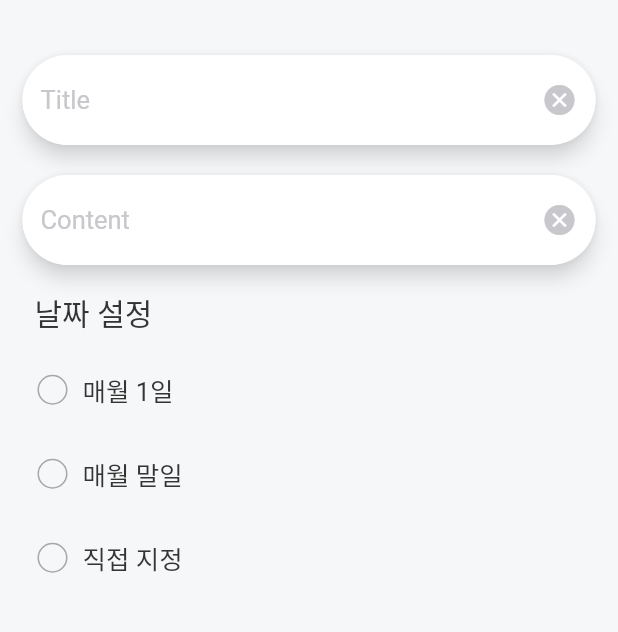
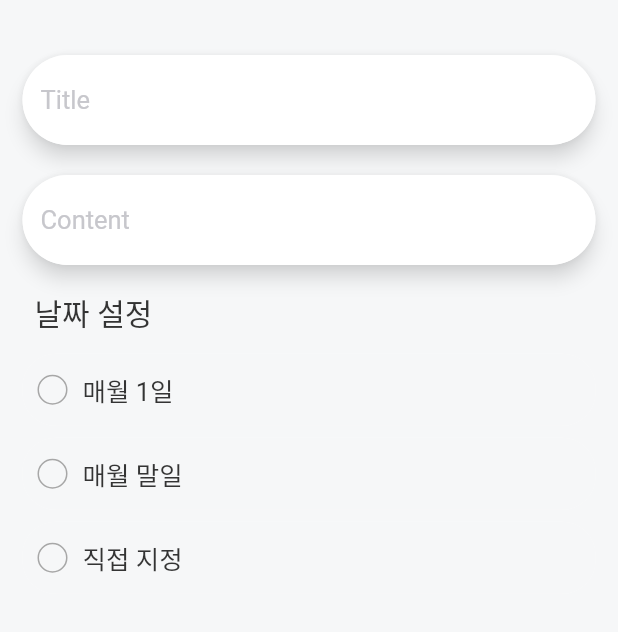
Before and after one commit to MinyeongHong/MonthlyAlarm, a Flutter app: the screen it shows after launch, after a tap on the "add" icon, on a phone screen of 412 x 824 dp, the part 59-691 px from its top. Run offline on Flutter 3.47's test engine with Material 2 defaults, Android fonts, the phone set to English and light mode, and no system bars; our stand-ins replace equatable, flutter_local_notifications, flutter_riverpod, get_it, hive, hive_flutter; accounts and stored records are empty; generated files the repository leaves out were written again; Roboto replaces fonts that are missing (AppleSDGothicNeo).

```diff
--- a/lib/data/alarm.dart
+++ b/lib/data/alarm.dart
@@ -20,7 +20,7 @@ class Alarm extends HiveObject {
   String? content;
 
   @HiveField(4)
-  TimeOfDay time;
+  DateTime? time;
 
   @HiveField(5)
   final DateTime createdAt;
@@ -45,7 +45,7 @@ class Alarm extends HiveObject {
     this.title,
     this.isOn = false,
     this.content,
-    this.time = const TimeOfDay(hour: 0,minute: 0),
+    this.time,
     required this.createdAt,
     this.updatedAt,
     required this.date,
@@ -59,7 +59,7 @@ class Alarm extends HiveObject {
           String? title,
           bool? isOn,
           String? content,
-          TimeOfDay? time,
+          DateTime? time,
           DateTime? createdAt,
           DateTime? updatedAt,
           int? date,
--- /dev/null
+++ b/lib/di.dart
@@ -0,0 +1,16 @@
+import 'package:get_it/get_it.dart';
+import 'package:monthly_alarm_app/repository/alarm_repository.dart';
+import 'package:monthly_alarm_app/usecase/create_alarm.dart';
+import 'package:monthly_alarm_app/usecase/delete_alarm.dart';
+import 'package:monthly_alarm_app/usecase/update_alarm.dart';
+
+final GetIt getIt = GetIt.instance;
+
+void setupGetIt() {
+  getIt.registerSingleton<AlarmRepository>(AlarmRepository());
+
+  getIt.registerSingleton<CreateAlarm>(CreateAlarm(getIt.get<AlarmRepository>()));
+  getIt.registerSingleton<DeleteAlarm>(DeleteAlarm(getIt.get<AlarmRepository>()));
+  getIt.registerSingleton<UpdateAlarm>(UpdateAlarm(getIt.get<AlarmRepository>()));
+
+}
--- a/lib/main.dart
+++ b/lib/main.dart
@@ -5,12 +5,13 @@ import 'package:monthly_alarm_app/provider/alarm_list_provider.dart';
 import 'package:monthly_alarm_app/provider/user_provider.dart';
 import 'package:monthly_alarm_app/repository/local_notification.dart';
 import 'package:monthly_alarm_app/string.dart';
-import 'package:monthly_alarm_app/ui/alarm_list.dart';
+import 'package:monthly_alarm_app/ui/alarm_list_screen.dart';
 import 'package:provider/provider.dart';
 import 'package:hive_flutter/hive_flutter.dart';
 
 import 'app_theme.dart';
 import 'data/alarm.dart';
+import 'di.dart';
 
 void main() async {
   await Hive.initFlutter();
@@ -20,6 +21,7 @@ void main() async {
   await Hive.openBox<Alarm>(strAlarm);
 
   LocalNotification.initialize();
+  setupGetIt();
 
   runApp(
     const ProviderScope(
@@ -33,6 +35,7 @@ class MyApp extends StatelessWidget {
 
   @override
   Widget build(BuildContext context) {
+
     LocalNotification.requestPermission();
     return ValueListenableBuilder<Box>(
         valueListenable: Hive.box(strAppMode).listenable(),
--- a/lib/provider/alarm_detail_provider.dart
+++ b/lib/provider/alarm_detail_provider.dart
@@ -1,19 +1,30 @@
 import 'package:flutter/material.dart';
 import 'package:flutter_riverpod/flutter_riverpod.dart';
+import 'package:get_it/get_it.dart';
 import 'package:monthly_alarm_app/repository/alarm_repository.dart';
+import 'package:monthly_alarm_app/usecase/create_alarm.dart';
 
 import '../data/alarm.dart';
-import '../ui/add_alarm.dart';
+import '../ui/add_alarm_screen.dart';
+import '../usecase/update_alarm.dart';
 
 final alarmDetailProvider = StateNotifierProvider<AlarmDetailViewModel, Alarm>(
-        (ref) => AlarmDetailViewModel());
+    (ref) => AlarmDetailViewModel());
 
 class AlarmDetailViewModel extends StateNotifier<Alarm> {
   AlarmDetailViewModel()
       : super(Alarm(
-      alarmId: '', createdAt: DateTime.now(), date: DateTime.now().day));
+          alarmId: '',
+          createdAt: DateTime.now(),
+          date: DateTime.now().day,
+          isOn: true,
+          time: DateTime(DateTime.now().year, DateTime.now().month,
+              DateTime.now().day, 0, 0, 0),
+        ));
 
   AlarmDate? dateType;
+  CreateAlarm createAlarm = GetIt.I.get();
+  UpdateAlarm updateAlarm = GetIt.I.get();
 
   dayBeforeOneDayOn() {
     state = state.copyWith(bfOneDayOn: !state.bfOneDayOn);
@@ -31,15 +42,20 @@ class AlarmDetailViewModel extends StateNotifier<Alarm> {
     state = state.copyWith(date: newDate);
   }
 
-  void selectTime(TimeOfDay newTime) {
+  void selectTime(DateTime newTime) {
     state = state.copyWith(time: newTime);
   }
 
-  void saveText([String title = 'title', String content = 'content']) {
+  Future<void> saveText(
+      [String title = 'title', String content = 'content']) async {
     state = state.copyWith(title: title, content: content);
   }
 
-  void saveAlarm() {
-    AlarmRepository().create(state);
+  Future<void> save() async {
+    await createAlarm.call(state);
+  }
+
+  Future<void> update() async {
+    await updateAlarm.call(state);
   }
 }
--- a/lib/provider/alarm_list_provider.dart
+++ b/lib/provider/alarm_list_provider.dart
@@ -10,8 +10,8 @@ class AlarmListNotifier extends StateNotifier<List<Alarm>> {
   AlarmListNotifier([List<Alarm>? initialAlarm]) : super(initialAlarm ?? []);
 
   void update() {
-    var newData = AlarmRepository().readAll();
-    state = newData;
+    // var newData = AlarmRepository().readAll();
+    // state = newData;
   }
 
   void delete(String id) {
--- a/lib/ui/add_alarm.dart
+++ b/lib/ui/add_alarm_screen.dart
@@ -43,12 +43,13 @@ class AddAlarmScreen extends ConsumerWidget {
           elevation: 0.0,
           actions: [
             IconButton(
-              icon: Icon(
+              icon: const Icon(
                 Icons.check,
                 color: AppTheme.accentBlue,
               ),
-              onPressed: () {
-                print(alarm);
+              onPressed: () async {
+                await vm.saveText(titleController.text,contentController.text);
+                await vm.save();
               },
             )
           ]),
@@ -61,18 +62,18 @@ class AddAlarmScreen extends ConsumerWidget {
               controller: titleController,
               hintText: 'Title',
             ),
-            SizedBox(
+            const SizedBox(
               height: 20,
             ),
             CustomTextField(
               controller: contentController,
               hintText: 'Content',
             ),
-            Spacer(
+            const Spacer(
               flex: 1,
             ),
-            Padding(
-              padding: const EdgeInsets.all(8.0),
+            const Padding(
+              padding: EdgeInsets.all(8.0),
               child: Text(
                 '날짜 설정',
                 style: AppTheme.title1,
@@ -115,22 +116,22 @@ class AddAlarmScreen extends ConsumerWidget {
               isCustom: true,
               day: alarm.date,
             ),
-            Spacer(
+            const Spacer(
               flex: 1,
             ),
-            Padding(
-              padding: const EdgeInsets.all(8.0),
+            const Padding(
+              padding: EdgeInsets.all(8.0),
               child: Text(
                 '시간 설정',
                 style: AppTheme.title1,
               ),
             ),
             TimePicker(vm:vm),
-            Spacer(
+            const Spacer(
               flex: 1,
             ),
-            Padding(
-              padding: const EdgeInsets.all(8.0),
+            const Padding(
+              padding: EdgeInsets.all(8.0),
               child: Text(
                 '미리 알림',
                 style: AppTheme.title1,
@@ -157,7 +158,7 @@ class AddAlarmScreen extends ConsumerWidget {
               isOn: alarm.bfOneWeekOn,
               title: '7일 전 알림',
             ),
-            Spacer(
+            const Spacer(
               flex: 3,
             ),
           ],
--- a/lib/ui/alarm_list.dart
+++ b/lib/ui/alarm_list_screen.dart
@@ -3,7 +3,7 @@ import 'package:flutter/material.dart';
 import 'package:hive_flutter/hive_flutter.dart';
 import 'package:monthly_alarm_app/repository/alarm_repository.dart';
 import 'package:monthly_alarm_app/repository/local_notification.dart';
-import 'package:monthly_alarm_app/ui/add_alarm.dart';
+import 'package:monthly_alarm_app/ui/add_alarm_screen.dart';
 
 import '../app_theme.dart';
 import '../string.dart';
@@ -71,7 +71,6 @@ class _AlarmListScreenState extends State<AlarmListScreen> {
             ElevatedButton(
                 onPressed: () {
                   AlarmRepository().clear();
-                  print(AlarmRepository().readAll().length);
                 },
                 child: Text('click for Hive')),
             ElevatedButton(
--- a/lib/ui/widget/text_edit_field.dart
+++ b/lib/ui/widget/text_edit_field.dart
@@ -38,20 +38,25 @@ class _CustomTextFieldState extends State<CustomTextField> {
         decoration: InputDecoration(
             border: OutlineInputBorder(
                 borderRadius: BorderRadius.circular(42),
-                borderSide: BorderSide(width: 0.0, color: Colors.transparent)),
+                borderSide: const BorderSide(width: 0.0, color: Colors.transparent)),
             enabledBorder: OutlineInputBorder(
                 borderRadius: BorderRadius.circular(42),
-                borderSide: BorderSide(width: 0.0, color: Colors.transparent)),
+                borderSide: const BorderSide(width: 0.0, color: Colors.transparent)),
             hintText: widget.hintText,
             hintStyle: AppTheme.body1.apply(color: AppTheme.defaultGrey),
             fillColor: AppTheme.white,
             filled: true,
-            suffixIcon: IconButton(
-              icon: Icon(Icons.cancel,color: AppTheme.defaultGrey,),
-              onPressed: () {
-                textController.clear();
-              },
-            )),
+            suffixIcon: textController.text.isNotEmpty
+                ? IconButton(
+                    icon: const Icon(
+                      Icons.cancel,
+                      color: AppTheme.defaultGrey,
+                    ),
+                    onPressed: () {
+                      textController.clear();
+                    },
+                  )
+                : const SizedBox.shrink()),
       ),
     );
   }
--- a/lib/ui/widget/time_picker.dart
+++ b/lib/ui/widget/time_picker.dart
@@ -14,6 +14,7 @@ class TimePicker extends StatefulWidget {
 }
 
 class _TimePickerState extends State<TimePicker> {
+
   @override
   Widget build(BuildContext context) {
     return Material(
@@ -32,8 +33,8 @@ class _TimePickerState extends State<TimePicker> {
             child: Row(
               mainAxisAlignment: MainAxisAlignment.spaceBetween,
               children: [
-                Text(widget.vm.state.time.hour.toString() + ' : '+
-                    widget.vm.state.time.minute.toString(),style: AppTheme.title1,),
+                Text('${widget.vm.state.time!.hour} : ${widget.vm.state.time!
+                    .minute}', style: AppTheme.title1,),
                 _toggle()
               ],
             ),
@@ -47,15 +48,16 @@ class _TimePickerState extends State<TimePicker> {
   }
 
   _toggle() {
-    bool _isPM = (widget.vm.state.time.hour > 12 ||
-        (widget.vm.state.time.hour == 12 && widget.vm.state.time.minute >= 0));
+    bool isPM = (widget.vm.state.time!.hour > 12 ||
+        (widget.vm.state.time!.hour == 12 &&
+            widget.vm.state.time!.minute >= 0));
 
     return Row(
       children: [
         Container(
           decoration: BoxDecoration(
             borderRadius: BorderRadius.circular(7),
-            color: _isPM ?Colors.transparent :AppTheme.defaultBlue,
+            color: isPM ? Colors.transparent : AppTheme.defaultBlue,
           ),
           child: Padding(
             padding: const EdgeInsets.all(8.0),
@@ -65,7 +67,7 @@ class _TimePickerState extends State<TimePicker> {
         Container(
           decoration: BoxDecoration(
             borderRadius: BorderRadius.circular(7),
-            color: _isPM? AppTheme.defaultBlue : Colors.transparent,
+            color: isPM ? AppTheme.defaultBlue : Colors.transparent,
           ),
           child: Padding(
             padding: const EdgeInsets.all(8.0),
@@ -77,7 +79,14 @@ class _TimePickerState extends State<TimePicker> {
   }
 
   Future<void> _selectTime(BuildContext context) async {
-    TimeOfDay selectedTime = TimeOfDay.now();
+    DateTime? selectedTime = widget.vm.state.time;
+    final initialTime = DateTime(DateTime
+        .now()
+        .year, DateTime
+        .now()
+        .month, DateTime
+        .now()
+        .day, 0, 0, 0);
 
     await showCupertinoModalPopup(
       context: context,
@@ -105,7 +114,7 @@ class _TimePickerState extends State<TimePicker> {
                     TextButton(
                       child: Text('확인', style: AppTheme.body1),
                       onPressed: () {
-                        widget.vm.selectTime(selectedTime);
+                        widget.vm.selectTime(selectedTime ?? initialTime);
                         Navigator.pop(context);
                       },
                     )
@@ -114,9 +123,9 @@ class _TimePickerState extends State<TimePicker> {
               ),
               Expanded(
                 child: CupertinoDatePicker(
-                  initialDateTime: DateTime.now(),
+                  initialDateTime: selectedTime ?? initialTime,
                   onDateTimeChanged: (DateTime newDateTime) {
-                    selectedTime = TimeOfDay.fromDateTime(newDateTime);
+                    selectedTime = newDateTime;
                   },
                   mode: CupertinoDatePickerMode.time,
                 ),
--- /dev/null
+++ b/lib/usecase/create_alarm.dart
@@ -0,0 +1,12 @@
+import '../data/alarm.dart';
+import '../repository/alarm_repository.dart';
+
+class CreateAlarm {
+  final AlarmRepository repository;
+
+  CreateAlarm(this.repository );
+
+  Future<void> call(Alarm alarm) async {
+    await repository.create(alarm);
+  }
+}
--- /dev/null
+++ b/lib/usecase/update_alarm.dart
@@ -0,0 +1,13 @@
+
+import '../data/alarm.dart';
+import '../repository/alarm_repository.dart';
+
+class UpdateAlarm {
+  final AlarmRepository repository;
+
+  UpdateAlarm(this.repository);
+
+  Future<void> call(Alarm alarm) async {
+    await repository.update(alarm);
+  }
+}
--- a/pubspec.yaml
+++ b/pubspec.yaml
@@ -40,6 +40,8 @@ dependencies:
   flutter_riverpod: ^2.1.3
   flutter_local_notifications: ^13.0.0
   intl: ^0.18.0
+  uuid: ^3.0.7
+  get_it: ^7.2.0
 
 dev_dependencies:
   flutter_test:
```
Also changed, not shown: lib/repository/alarm_repository.dart (+17 -13 lines), lib/usecase/delete_alarm.dart (added, +12 -0 lines), lib/usecase/alarm_usecase.dart (added), pubspec.lock.
